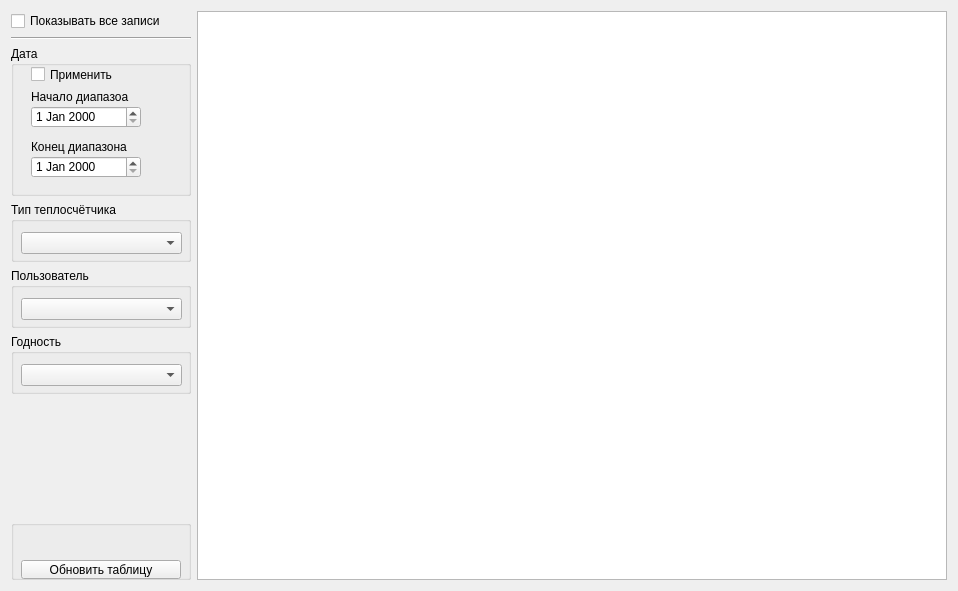
Qt form formviewtable.ui (VITALIIKRIVEL/HeatCounter) before a commit.
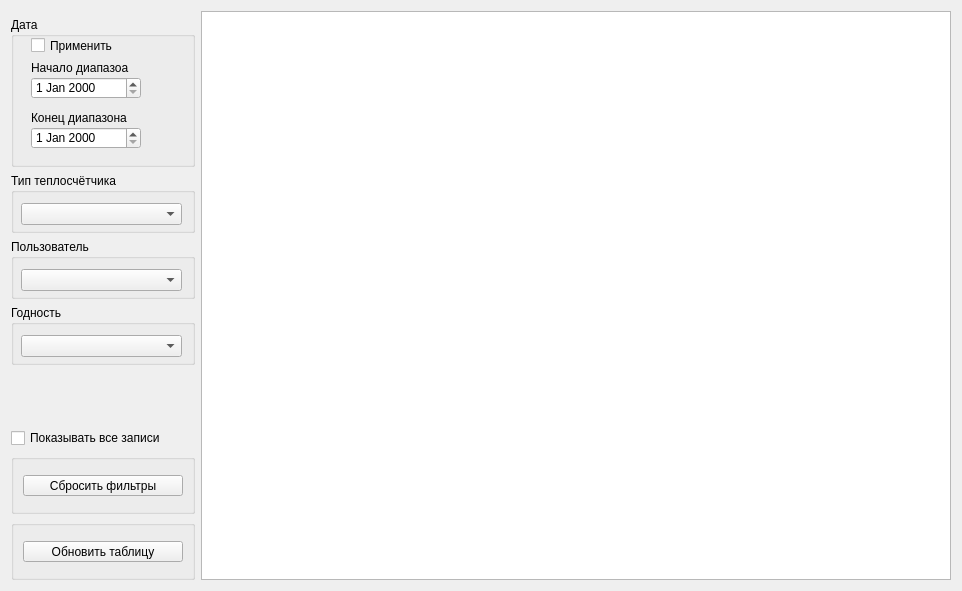
The same form after that commit.

What changed in the file:
```diff
--- a/formviewtable.ui
+++ b/formviewtable.ui
@@ -14,14 +14,81 @@
    <string>Результаты проверки</string>
   </property>
   <layout class="QGridLayout" name="gridLayout">
-   <item row="0" column="0">
-    <widget class="QCheckBox" name="checkBox_allNotes">
-     <property name="text">
-      <string>Показывать все записи</string>
+   <item row="2" column="0">
+    <widget class="QGroupBox" name="groupBox_2">
+     <property name="minimumSize">
+      <size>
+       <width>180</width>
+       <height>60</height>
+      </size>
      </property>
+     <property name="title">
+      <string>Тип теплосчётчика</string>
+     </property>
+     <widget class="QComboBox" name="comboBox_type">
+      <property name="geometry">
+       <rect>
+        <x>10</x>
+        <y>30</y>
+        <width>161</width>
+        <height>22</height>
+       </rect>
+      </property>
+     </widget>
     </widget>
    </item>
-   <item row="0" column="1" rowspan="8">
+   <item row="4" column="0">
+    <widget class="QGroupBox" name="groupBox_4">
+     <property name="minimumSize">
+      <size>
+       <width>180</width>
+       <height>60</height>
+      </size>
+     </property>
+     <property name="title">
+      <string>Годность</string>
+     </property>
+     <widget class="QComboBox" name="comboBox_usable">
+      <property name="geometry">
+       <rect>
+        <x>10</x>
+        <y>30</y>
+        <width>161</width>
+        <height>22</height>
+       </rect>
+      </property>
+     </widget>
+    </widget>
+   </item>
+   <item row="7" column="0">
+    <widget class="QGroupBox" name="groupBox_6">
+     <property name="minimumSize">
+      <size>
+       <width>0</width>
+       <height>60</height>
+      </size>
+     </property>
+     <property name="title">
+      <string/>
+     </property>
+     <layout class="QGridLayout" name="gridLayout_3">
+      <item row="0" column="0">
+       <widget class="QToolButton" name="toolButton_filtersReset">
+        <property name="minimumSize">
+         <size>
+          <width>160</width>
+          <height>0</height>
+         </size>
+        </property>
+        <property name="text">
+         <string>Сбросить фильтры</string>
+        </property>
+       </widget>
+      </item>
+     </layout>
+    </widget>
+   </item>
+   <item row="0" column="1" rowspan="10">
     <widget class="QTableWidget" name="tableWidget">
      <property name="minimumSize">
       <size>
@@ -31,14 +98,78 @@
      </property>
     </widget>
    </item>
+   <item row="9" column="0">
+    <widget class="QGroupBox" name="groupBox_5">
+     <property name="minimumSize">
+      <size>
+       <width>0</width>
+       <height>60</height>
+      </size>
+     </property>
+     <property name="title">
+      <string/>
+     </property>
+     <layout class="QGridLayout" name="gridLayout_2">
+      <item row="1" column="0">
+       <widget class="QToolButton" name="toolButton_updateTable">
+        <property name="minimumSize">
+         <size>
+          <width>160</width>
+          <height>0</height>
+         </size>
+        </property>
+        <property name="text">
+         <string>Обновить таблицу</string>
+        </property>
+       </widget>
+      </item>
+     </layout>
+    </widget>
+   </item>
+   <item row="3" column="0">
+    <widget class="QGroupBox" name="groupBox_3">
+     <property name="minimumSize">
+      <size>
+       <width>180</width>
+       <height>60</height>
+      </size>
+     </property>
+     <property name="title">
+      <string>Пользователь</string>
+     </property>
+     <widget class="QComboBox" name="comboBox_user">
+      <property name="geometry">
+       <rect>
+        <x>10</x>
+        <y>30</y>
+        <width>161</width>
+        <height>22</height>
+       </rect>
+      </property>
+     </widget>
+    </widget>
+   </item>
+   <item row="6" column="0">
+    <widget class="QCheckBox" name="checkBox_allNotes">
+     <property name="text">
+      <string>Показывать все записи</string>
+     </property>
+    </widget>
+   </item>
+   <item row="5" column="0">
+    <spacer name="verticalSpacer">
+     <property name="orientation">
+      <enum>Qt::Vertical</enum>
+     </property>
+     <property name="sizeHint" stdset="0">
+      <size>
+       <width>20</width>
+       <height>118</height>
+      </size>
+     </property>
+    </spacer>
+   </item>
    <item row="1" column="0">
-    <widget class="Line" name="line">
-     <property name="orientation">
-      <enum>Qt::Horizontal</enum>
-     </property>
-    </widget>
-   </item>
-   <item row="2" column="0">
     <widget class="QGroupBox" name="groupBox">
      <property name="minimumSize">
       <size>
@@ -110,120 +241,19 @@
      </widget>
     </widget>
    </item>
-   <item row="3" column="0">
-    <widget class="QGroupBox" name="groupBox_2">
-     <property name="minimumSize">
-      <size>
-       <width>180</width>
-       <height>60</height>
-      </size>
-     </property>
-     <property name="title">
-      <string>Тип теплосчётчика</string>
-     </property>
-     <widget class="QComboBox" name="comboBox_type">
-      <property name="geometry">
-       <rect>
-        <x>10</x>
-        <y>30</y>
-        <width>161</width>
-        <height>22</height>
-       </rect>
-      </property>
-     </widget>
-    </widget>
-   </item>
-   <item row="4" column="0">
-    <widget class="QGroupBox" name="groupBox_3">
-     <property name="minimumSize">
-      <size>
-       <width>180</width>
-       <height>60</height>
-      </size>
-     </property>
-     <property name="title">
-      <string>Пользователь</string>
-     </property>
-     <widget class="QComboBox" name="comboBox_user">
-      <property name="geometry">
-       <rect>
-        <x>10</x>
-        <y>30</y>
-        <width>161</width>
-        <height>22</height>
-       </rect>
-      </property>
-     </widget>
-    </widget>
-   </item>
-   <item row="5" column="0">
-    <widget class="QGroupBox" name="groupBox_4">
-     <property name="minimumSize">
-      <size>
-       <width>180</width>
-       <height>60</height>
-      </size>
-     </property>
-     <property name="title">
-      <string>Годность</string>
-     </property>
-     <widget class="QComboBox" name="comboBox_usable">
-      <property name="geometry">
-       <rect>
-        <x>10</x>
-        <y>30</y>
-        <width>161</width>
-        <height>22</height>
-       </rect>
-      </property>
-     </widget>
-    </widget>
-   </item>
-   <item row="6" column="0">
-    <spacer name="verticalSpacer">
+   <item row="8" column="0">
+    <spacer name="verticalSpacer_2">
      <property name="orientation">
       <enum>Qt::Vertical</enum>
      </property>
      <property name="sizeHint" stdset="0">
       <size>
        <width>20</width>
-       <height>118</height>
+       <height>40</height>
       </size>
      </property>
     </spacer>
    </item>
-   <item row="7" column="0">
-    <widget class="QGroupBox" name="groupBox_5">
-     <property name="minimumSize">
-      <size>
-       <width>0</width>
-       <height>60</height>
-      </size>
-     </property>
-     <property name="title">
-      <string/>
-     </property>
-     <widget class="QToolButton" name="toolButton_updateTable">
-      <property name="geometry">
-       <rect>
-        <x>10</x>
-        <y>40</y>
-        <width>160</width>
-        <height>19</height>
-       </rect>
-      </property>
-      <property name="minimumSize">
-       <size>
-        <width>160</width>
-        <height>0</height>
-       </size>
-      </property>
-      <property name="text">
-       <string>Обновить таблицу</string>
-      </property>
-     </widget>
-    </widget>
-   </item>
   </layout>
  </widget>
  <resources/>
```
